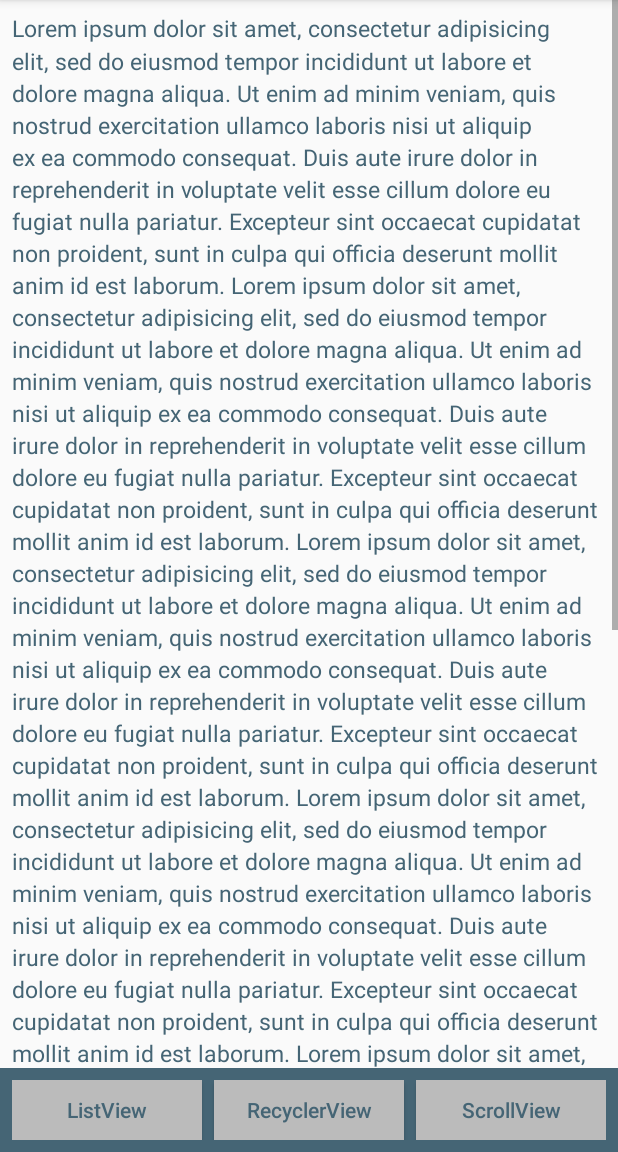
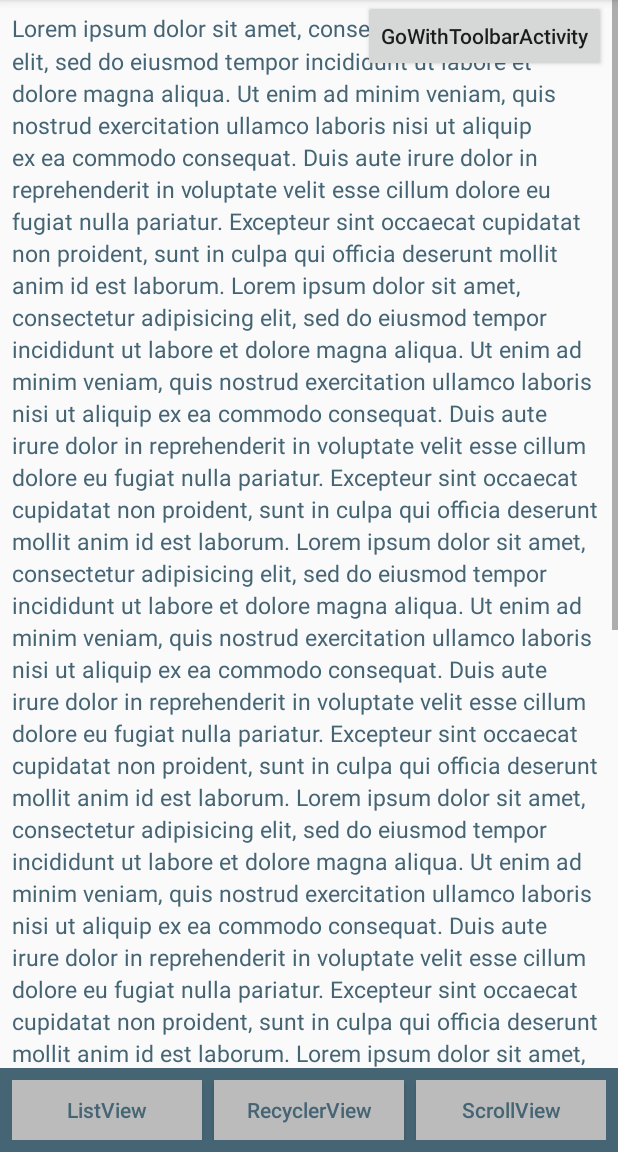
Before and after one commit to tonyjs/SlipLayout, an Android app: the fragment FragmentScroll placed in its activity, on a phone screen of 412 x 824 dp, the part 84-1236 px from its top. Run offline under Robolectric (Android 15) with nearby library versions, the phone set to English and light mode, and no system bars.

```diff
--- a/example/src/main/java/com/tonyjs/sliplayout/MainActivity.java
+++ b/example/src/main/java/com/tonyjs/sliplayout/MainActivity.java
@@ -48,6 +48,8 @@ public class MainActivity extends ActionBarActivity
             case R.id.btn_scroll:
                 replace(Type.SCROLL);
                 break;
+            case R.id.btn_to_with_toolbar_activity:
+                break;
         }
     }
 
--- a/example/src/main/res/layout/activity_main.xml
+++ b/example/src/main/res/layout/activity_main.xml
@@ -51,4 +51,15 @@
                 android:layout_height="match_parent"/>
 
     </LinearLayout>
+
+    <Button
+            android:id="@+id/btn_to_with_toolbar_activity"
+            android:text="GoWithToolbarActivity"
+            android:textAllCaps="false"
+            android:layout_marginRight="8dp"
+            android:layout_gravity="right"
+            android:onClick="onClick"
+            android:layout_width="wrap_content"
+            android:layout_height="wrap_content"/>
+
 </FrameLayout>
--- /dev/null
+++ b/example/src/main/res/values/dimens.xml
@@ -0,0 +1,5 @@
+<resources>
+    <!-- Default screen margins, per the Android Design guidelines. -->
+    <dimen name="activity_horizontal_margin">16dp</dimen>
+    <dimen name="activity_vertical_margin">16dp</dimen>
+</resources>
--- a/example/src/main/res/values/strings.xml
+++ b/example/src/main/res/values/strings.xml
@@ -1,13 +1,17 @@
+<?xml version="1.0" encoding="utf-8"?>
 <resources>
+
     <string name="app_name">SlipLayout</string>
-    <string name="data">
+    <string name="data">        Lorem ipsum dolor sit amet, consectetur adipisicing elit, sed do eiusmod tempor incididunt ut labore et dolore magna aliqua. Ut enim ad minim veniam, quis nostrud exercitation ullamco laboris nisi ut aliquip ex ea commodo consequat. Duis aute irure dolor in reprehenderit in voluptate velit esse cillum dolore eu fugiat nulla pariatur. Excepteur sint occaecat cupidatat non proident, sunt in culpa qui officia deserunt mollit anim id est laborum.
         Lorem ipsum dolor sit amet, consectetur adipisicing elit, sed do eiusmod tempor incididunt ut labore et dolore magna aliqua. Ut enim ad minim veniam, quis nostrud exercitation ullamco laboris nisi ut aliquip ex ea commodo consequat. Duis aute irure dolor in reprehenderit in voluptate velit esse cillum dolore eu fugiat nulla pariatur. Excepteur sint occaecat cupidatat non proident, sunt in culpa qui officia deserunt mollit anim id est laborum.
         Lorem ipsum dolor sit amet, consectetur adipisicing elit, sed do eiusmod tempor incididunt ut labore et dolore magna aliqua. Ut enim ad minim veniam, quis nostrud exercitation ullamco laboris nisi ut aliquip ex ea commodo consequat. Duis aute irure dolor in reprehenderit in voluptate velit esse cillum dolore eu fugiat nulla pariatur. Excepteur sint occaecat cupidatat non proident, sunt in culpa qui officia deserunt mollit anim id est laborum.
         Lorem ipsum dolor sit amet, consectetur adipisicing elit, sed do eiusmod tempor incididunt ut labore et dolore magna aliqua. Ut enim ad minim veniam, quis nostrud exercitation ullamco laboris nisi ut aliquip ex ea commodo consequat. Duis aute irure dolor in reprehenderit in voluptate velit esse cillum dolore eu fugiat nulla pariatur. Excepteur sint occaecat cupidatat non proident, sunt in culpa qui officia deserunt mollit anim id est laborum.
         Lorem ipsum dolor sit amet, consectetur adipisicing elit, sed do eiusmod tempor incididunt ut labore et dolore magna aliqua. Ut enim ad minim veniam, quis nostrud exercitation ullamco laboris nisi ut aliquip ex ea commodo consequat. Duis aute irure dolor in reprehenderit in voluptate velit esse cillum dolore eu fugiat nulla pariatur. Excepteur sint occaecat cupidatat non proident, sunt in culpa qui officia deserunt mollit anim id est laborum.
         Lorem ipsum dolor sit amet, consectetur adipisicing elit, sed do eiusmod tempor incididunt ut labore et dolore magna aliqua. Ut enim ad minim veniam, quis nostrud exercitation ullamco laboris nisi ut aliquip ex ea commodo consequat. Duis aute irure dolor in reprehenderit in voluptate velit esse cillum dolore eu fugiat nulla pariatur. Excepteur sint occaecat cupidatat non proident, sunt in culpa qui officia deserunt mollit anim id est laborum.
         Lorem ipsum dolor sit amet, consectetur adipisicing elit, sed do eiusmod tempor incididunt ut labore et dolore magna aliqua. Ut enim ad minim veniam, quis nostrud exercitation ullamco laboris nisi ut aliquip ex ea commodo consequat. Duis aute irure dolor in reprehenderit in voluptate velit esse cillum dolore eu fugiat nulla pariatur. Excepteur sint occaecat cupidatat non proident, sunt in culpa qui officia deserunt mollit anim id est laborum.
-        Lorem ipsum dolor sit amet, consectetur adipisicing elit, sed do eiusmod tempor incididunt ut labore et dolore magna aliqua. Ut enim ad minim veniam, quis nostrud exercitation ullamco laboris nisi ut aliquip ex ea commodo consequat. Duis aute irure dolor in reprehenderit in voluptate velit esse cillum dolore eu fugiat nulla pariatur. Excepteur sint occaecat cupidatat non proident, sunt in culpa qui officia deserunt mollit anim id est laborum.
-        Lorem ipsum dolor sit amet, consectetur adipisicing elit, sed do eiusmod tempor incididunt ut labore et dolore magna aliqua. Ut enim ad minim veniam, quis nostrud exercitation ullamco laboris nisi ut aliquip ex ea commodo consequat. Duis aute irure dolor in reprehenderit in voluptate velit esse cillum dolore eu fugiat nulla pariatur. Excepteur sint occaecat cupidatat non proident, sunt in culpa qui officia deserunt mollit anim id est laborum.
-    </string>
+        Lorem ipsum dolor sit amet, consectetur adipisicing elit, sed do eiusmod tempor incididunt ut labore et dolore magna aliqua. Ut enim ad minim veniam, quis nostrud exercitation ullamco laboris nisi ut aliquip ex ea commodo consequat. Duis aute irure dolor in reprehenderit in voluptate velit esse cillum dolore eu fugiat nulla pariatur. Excepteur sint occaecat cupidatat non proident, sunt in culpa qui officia deserunt mollit anim id est laborum.</string>
+    <string name="title_activity_with_toolbar">WithToolbarActivity</string>
+    <string name="hello_world">Hello world!</string>
+    <string name="action_settings">Settings</string>
+
 </resources>
--- a/example/src/main/res/values/styles.xml
+++ b/example/src/main/res/values/styles.xml
@@ -4,5 +4,12 @@
     <style name="AppTheme" parent="Theme.AppCompat.Light.DarkActionBar">
         <!-- Customize your theme here. -->
     </style>
+    <!-- Base application theme. -->
+    <style name="AppTheme.Toolbar" parent="Theme.AppCompat.Light.DarkActionBar">
+        <!-- Customize your theme here. -->
+        <item name="android:windowActionBar">false</item>
+        <item name="windowActionBar">false</item>
+        <item name="android:windowNoTitle">true</item>
+    </style>
 
 </resources>
```
Also changed, not shown: example/src/main/AndroidManifest.xml (+12 -6 lines), example/src/main/java/com/tonyjs/sliplayout/WithToolbarActivity.java (added, +49 -0 lines), example/src/main/res/layout/activity_with_toolbar.xml (added, +43 -0 lines), example/src/main/res/menu/menu_with_toolbar.xml (added, +9 -0 lines), lib/src/main/java/com/tonyjs/sliplayout/lib/SlipScrollView.java (+0 -33 lines), 3 other files.
